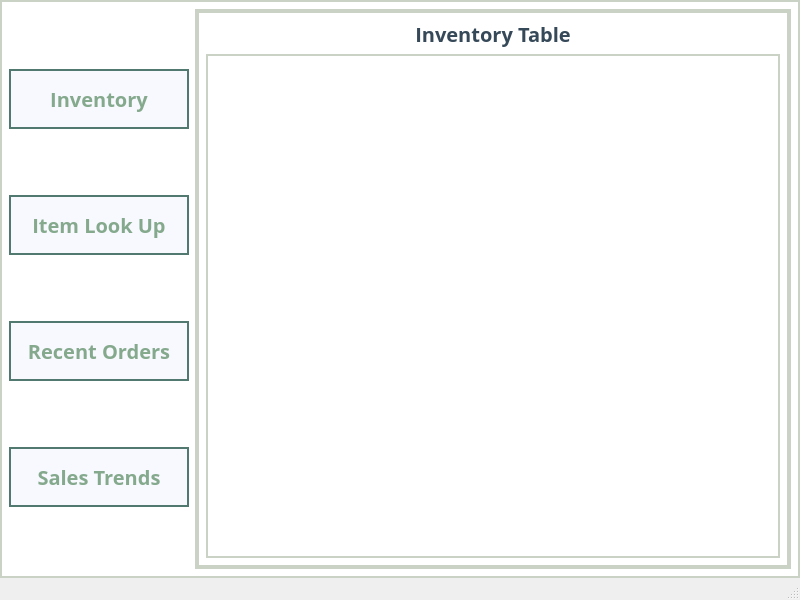
Old version of the form Order66Inventory/mainwindow.ui in the repository josephtrandev/COMS4103_Project.
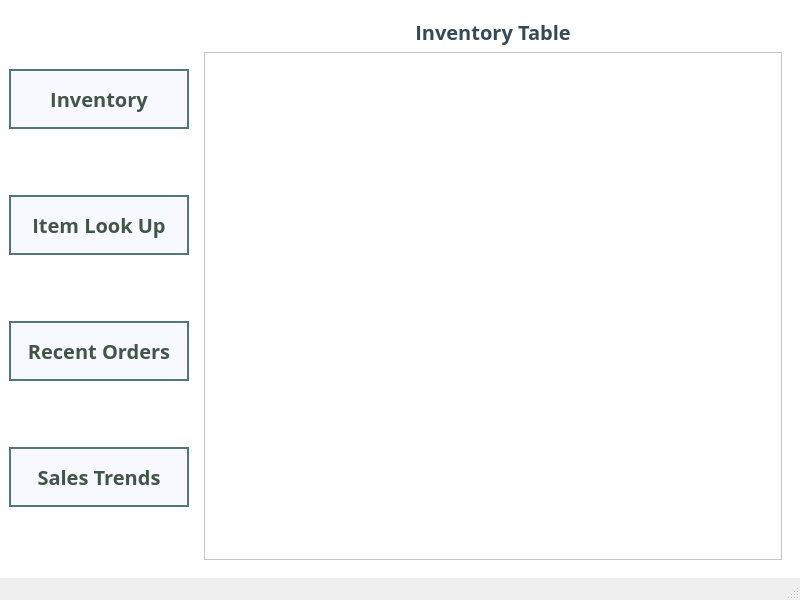
New version of the form.

Commit message: Improved table readability and made buttons more obvious

Patch:
```diff
--- a/Order66Inventory/mainwindow.ui
+++ b/Order66Inventory/mainwindow.ui
@@ -16,7 +16,6 @@
   <widget class="QWidget" name="centralwidget">
    <property name="styleSheet">
     <string notr="true">QWidget {
-	border: 2 solid rgb(202, 210, 197);
 	background-color: white;
 	color: 2f3e46;
 }</string>
@@ -35,7 +34,11 @@
         <widget class="QWidget" name="page">
          <layout class="QGridLayout" name="gridLayout_3">
           <item row="1" column="0">
-           <widget class="QTableView" name="inventoryTable"/>
+           <widget class="QTableView" name="inventoryTable">
+            <property name="styleSheet">
+             <string notr="true"/>
+            </property>
+           </widget>
           </item>
           <item row="0" column="0">
            <widget class="QLabel" name="label">
@@ -108,7 +111,7 @@
         <property name="styleSheet">
          <string notr="true">QPushButton{
 	font-size: 20px;
-	color: #84A98C;
+	color: rgb(66, 85, 70);
 	font-weight: bold;
 	background: #f8f8ff;
 	border: 2px solid #52796f;
@@ -159,7 +162,7 @@
         <property name="styleSheet">
          <string notr="true">QPushButton{
 	font-size: 20px;
-	color: #84A98C;
+	color: rgb(66, 85, 70);
 	font-weight: bold;
 	background: #f8f8ff;
 	border: 2px solid #52796f;
@@ -208,7 +211,7 @@
         <property name="styleSheet">
          <string notr="true">QPushButton{
 	font-size: 20px;
-	color: #84A98C;
+	color: rgb(66, 85, 70);
 	font-weight: bold;
 	background: #f8f8ff;
 	border: 2px solid #52796f;
@@ -257,7 +260,7 @@
         <property name="styleSheet">
          <string notr="true">QPushButton{
 	font-size: 20px;
-	color: #84A98C;
+	color: rgb(66, 85, 70);
 	font-weight: bold;
 	background: #f8f8ff;
 	border: 2px solid #52796f;
```
Left out of the diff: 12 changed lines with no effect on the pictures. The commit also changes 1 other file.
